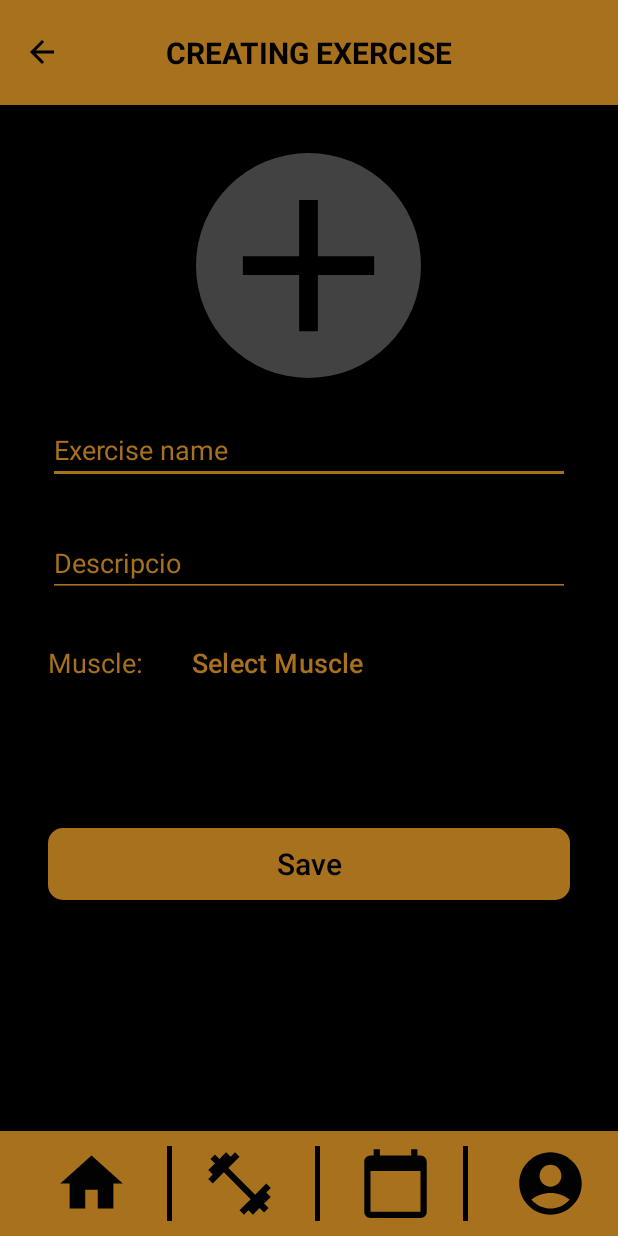
After one commit to OriolMunozZapater/EasyFitness, an Android app: the CreateNewExercise screen opened directly, with no data from a screen before it, on a phone screen of 412 x 824 dp. The commit adds this screen. Run offline under Robolectric (Android 15) with nearby library versions, the phone set to English and light mode, and no system bars.

Commit message:
pantalla new exercise

```diff
--- a/source/app/src/main/AndroidManifest.xml
+++ b/source/app/src/main/AndroidManifest.xml
@@ -57,6 +57,9 @@
         <activity
             android:name=".ChoosePreselectedRoutineActivity"
             android:exported="true" />
+        <activity
+            android:name=".CreateNewExercise"
+            android:exported="true" />
 
     </application>
 
--- /dev/null
+++ b/source/app/src/main/java/com/uablis/easyfitness/CreateNewExercise.java
@@ -0,0 +1,129 @@
+package com.uablis.easyfitness;
+
+import android.annotation.SuppressLint;
+import android.content.DialogInterface;
+import android.content.Intent;
+import android.graphics.Bitmap;
+import android.net.Uri;
+import android.os.Bundle;
+import android.provider.MediaStore;
+import android.view.View;
+import android.widget.Button;
+import android.widget.EditText;
+import android.widget.ImageView;
+
+import androidx.annotation.Nullable;
+import androidx.appcompat.app.AlertDialog;
+import androidx.appcompat.app.AppCompatActivity;
+
+public class CreateNewExercise extends AppCompatActivity {
+    private static final int PICK_IMAGE_REQUEST = 1;
+    private ImageView imageExercise, backArrow;
+    private EditText etExerciseName, etExerciseDescrp;
+    private Button btnMuscleSelect, btnCreate;
+    private CharSequence[] muscle_options = {"chest", "Back", "Biceps", "Triceps", "shoulders", "quads", "abs", "isquios"};
+
+
+    @Override
+    protected void onCreate(@Nullable Bundle savedInstanceState) {
+        super.onCreate(savedInstanceState);
+        setContentView(R.layout.activity_create_new_exercise);
+
+        btnMuscleSelect = findViewById(R.id.btnMuscleSelect);
+        etExerciseDescrp = findViewById(R.id.exDesc);
+        etExerciseName = findViewById(R.id.exName);
+        imageExercise = findViewById(R.id.imageExercise);
+        btnCreate = findViewById(R.id.btnSaveExercise);
+        backArrow = findViewById(R.id.backArrow);
+
+        backArrow.setOnClickListener(new View.OnClickListener() {
+            @Override
+            public void onClick(View v) {
+                backScreen();
+            }
+        });
+
+        btnCreate.setOnClickListener(new View.OnClickListener() {
+            @Override
+            public void onClick(View v) {
+                createExercise();
+            }
+        });
+    }
+
+    public void createExercise() {
+        AlertDialog.Builder builder = new AlertDialog.Builder(this);
+        builder.setMessage("Are you sure you want to create this exercise?");
+        builder.setPositiveButton("Yes", new DialogInterface.OnClickListener() {
+            @Override
+            public void onClick(DialogInterface dialog, int which) {
+                Intent intent = new Intent(CreateNewExercise.this, ChooseExerciseActivity.class);
+                startActivity(intent);
+                //afegir exercici a la bd
+            }
+        });
+        builder.setNegativeButton("No", new DialogInterface.OnClickListener() {
+            @Override
+            public void onClick(DialogInterface dialog, int which) {
+                // No hacer nada, simplemente cerrar el diálogo
+                dialog.dismiss();
+            }
+        });
+        builder.show();
+    }
+
+    public void backScreen() {
+        AlertDialog.Builder builder = new AlertDialog.Builder(this);
+        builder.setMessage("Are you sure you don't want to create a new exercise?");
+        builder.setPositiveButton("Yes", new DialogInterface.OnClickListener() {
+            @Override
+            public void onClick(DialogInterface dialog, int which) {
+                Intent intent = new Intent(CreateNewExercise.this, ChooseExerciseActivity.class);
+                startActivity(intent);
+            }
+        });
+        builder.setNegativeButton("No", new DialogInterface.OnClickListener() {
+            @Override
+            public void onClick(DialogInterface dialog, int which) {
+                // No hacer nada, simplemente cerrar el diálogo
+                dialog.dismiss();
+            }
+        });
+        builder.show();
+    }
+    public void selectImageFromGallery(View view) {
+        Intent intent = new Intent();
+        intent.setType("image/*");
+        intent.setAction(Intent.ACTION_PICK);
+        startActivityForResult(Intent.createChooser(intent, "Select Picture"), PICK_IMAGE_REQUEST);
+    }
+
+    @Override
+    protected void onActivityResult(int requestCode, int resultCode, Intent data) {
+        super.onActivityResult(requestCode, resultCode, data);
+
+        if (requestCode == PICK_IMAGE_REQUEST && resultCode == RESULT_OK && data != null && data.getData() != null) {
+            Uri uri = data.getData();
+            try {
+                Bitmap bitmap = MediaStore.Images.Media.getBitmap(getContentResolver(), uri);
+                // Aquí puedes setear el bitmap en tu ImageView
+                imageExercise.setImageBitmap(bitmap);
+            } catch (Exception e) {
+                e.printStackTrace();
+            }
+        }
+    }
+
+    public void showMuscleOptions(View view) {
+        AlertDialog.Builder builder = new AlertDialog.Builder(this);
+        builder.setTitle("Selecciona tu sexo");
+        builder.setItems(muscle_options, new DialogInterface.OnClickListener() {
+            @Override
+            public void onClick(DialogInterface dialog, int which) {
+                String selectedSexo = muscle_options[which].toString();
+                btnMuscleSelect.setText(selectedSexo);
+            }
+        });
+        builder.show();
+    }
+}
--- /dev/null
+++ b/source/app/src/main/res/drawable/circle_background.xml
@@ -0,0 +1,4 @@
+<shape xmlns:android="http://schemas.android.com/apk/res/android"
+    android:shape="oval">
+    <solid android:color="@color/lightBlack" />
+</shape>
--- /dev/null
+++ b/source/app/src/main/res/drawable/ic_add_image.xml
@@ -0,0 +1,9 @@
+<vector xmlns:android="http://schemas.android.com/apk/res/android"
+    android:width="10dp"
+    android:height="10dp"
+    android:viewportWidth="24"
+    android:viewportHeight="24">
+    <path
+        android:fillColor="#000000"
+        android:pathData="M19,13h-6v6h-2v-6H5v-2h6V5h2v6h6v2z"/>
+</vector>
--- /dev/null
+++ b/source/app/src/main/res/layout/activity_create_new_exercise.xml
@@ -0,0 +1,219 @@
+<?xml version="1.0" encoding="utf-8"?>
+<RelativeLayout xmlns:android="http://schemas.android.com/apk/res/android"
+    xmlns:app="http://schemas.android.com/apk/res-auto"
+    android:layout_width="match_parent"
+    android:layout_height="match_parent">
+
+    <RelativeLayout
+        android:layout_width="match_parent"
+        android:layout_height="match_parent">
+
+        <androidx.appcompat.widget.Toolbar
+            android:id="@+id/toolbar"
+            android:layout_width="match_parent"
+            android:layout_height="70dp"
+            android:background="#A8711D"
+            app:titleEnabled="false">
+
+            <ImageView
+                android:id="@+id/backArrow"
+                android:layout_width="wrap_content"
+                android:layout_height="wrap_content"
+                android:src="@drawable/ic_arrow_back"
+                android:layout_gravity="start"
+                android:layout_marginStart="10dp"
+                android:contentDescription="Back Arrow" />
+
+            <!-- TextView personalizado para el título -->
+            <TextView
+                android:layout_width="wrap_content"
+                android:layout_height="wrap_content"
+                android:text="CREATING EXERCISE"
+                android:textColor="@android:color/black"
+                android:textStyle="bold"
+                android:textSize="20sp"
+                android:layout_gravity="center" />
+
+        </androidx.appcompat.widget.Toolbar>
+        <RelativeLayout
+            android:layout_width="match_parent"
+            android:layout_height="match_parent"
+            android:background="@color/black"
+            android:layout_below="@id/toolbar">
+
+            <LinearLayout
+                android:id="@+id/layout"
+                android:layout_width="match_parent"
+                android:layout_height="wrap_content"
+                android:orientation="vertical"
+                android:padding="32dp">
+
+                <RelativeLayout
+                    android:layout_width="match_parent"
+                    android:layout_height="450dp">
+
+                    <ImageView
+                        android:id="@+id/imageExercise"
+                        android:layout_width="150dp"
+                        android:layout_height="150dp"
+                        android:layout_centerHorizontal="true"
+                        android:background="@drawable/circle_background"
+                        android:src="@drawable/ic_add_image"
+                        android:contentDescription="Exercise Image"
+                        android:scaleType="centerCrop"
+                        android:onClick="selectImageFromGallery" />
+
+                    <!-- Aixo és nom de l'exercici-->
+                    <EditText
+                        android:id="@+id/exName"
+                        android:layout_width="match_parent"
+                        android:layout_height="wrap_content"
+                        android:hint="Exercise name"
+                        android:layout_below="@id/imageExercise"
+                        android:inputType="textEmailAddress"
+                        android:layout_marginTop="25dp"
+                        android:textColor="@android:color/white"
+                        android:textColorHint="#A8711D"
+                        android:backgroundTint="#A8711D" />
+
+                    <!-- Aixo és nom de l'exercici-->
+                    <EditText
+                        android:id="@+id/exDesc"
+                        android:layout_width="match_parent"
+                        android:layout_height="wrap_content"
+                        android:hint="Descripcio"
+                        android:inputType="textEmailAddress"
+                        android:layout_marginTop="30dp"
+                        android:textColor="@android:color/white"
+                        android:textColorHint="#A8711D"
+                        android:backgroundTint="#A8711D"
+                        android:layout_below="@id/exName"
+                        />
+
+                    <LinearLayout
+                        android:layout_width="match_parent"
+                        android:layout_height="wrap_content"
+                        android:orientation="horizontal"
+                        android:paddingTop="20dp"
+                        android:layout_below="@id/exDesc">
+
+                        <TextView
+                            android:id="@+id/textViewMuscle"
+                            android:layout_width="wrap_content"
+                            android:layout_height="wrap_content"
+                            android:text="Muscle:"
+                            android:textSize="18sp"
+                            android:textColor="@color/EasyFitnessColor"/>
+
+                        <Button
+                            android:id="@+id/btnMuscleSelect"
+                            android:layout_width="wrap_content"
+                            android:layout_height="wrap_content"
+                            android:text="Select Muscle"
+                            android:layout_marginStart="8dp"
+                            android:textSize="18sp"
+                            android:background="@android:color/transparent"
+                            android:textColor="@color/EasyFitnessColor"
+                            android:onClick="showMuscleOptions"/>
+                    </LinearLayout>
+
+
+
+                </RelativeLayout>
+
+                <Button
+                    android:id="@+id/btnSaveExercise"
+                    android:layout_width="match_parent"
+                    android:layout_height="wrap_content"
+                    android:layout_gravity="bottom|center"
+                    app:backgroundTint="@color/EasyFitnessColor"
+                    android:background="@drawable/buton_background"
+                    android:text="Save"
+                    android:textColor="@color/black"
+                    android:textSize="20sp" />
+
+            </LinearLayout>
+
+            <LinearLayout
+                android:id="@+id/layout1"
+                android:layout_width="match_parent"
+                android:layout_height="wrap_content"
+                android:layout_gravity="bottom"
+                android:orientation="horizontal"
+                android:layout_below="@id/layout"
+                android:layout_alignParentBottom="true">
+
+                <androidx.appcompat.widget.Toolbar
+                    android:id="@+id/lowBar"
+                    android:layout_width="match_parent"
+                    android:layout_height="70dp"
+                    android:background="#A8711D"
+                    app:titleEnabled="false"
+                    android:layout_gravity="bottom">
+
+                    <ImageView
+                        android:id="@+id/home"
+                        android:layout_width="wrap_content"
+                        android:layout_height="wrap_content"
+                        android:src="@drawable/ic_home"
+                        android:layout_gravity="start"
+                        android:paddingLeft="20dp"
+                        android:paddingRight="25dp"/>
+
+                    <View
+                        android:layout_width="3dp"
+                        android:layout_height="match_parent"
+                        android:background="#000000"
+                        android:layout_marginTop="10dp"
+                        android:layout_marginBottom="10dp"/>
+
+                    <ImageView
+                        android:id="@+id/training_routines"
+                        android:layout_width="wrap_content"
+                        android:layout_height="wrap_content"
+                        android:src="@drawable/ic_training_routines"
+                        android:layout_gravity="start|right"
+                        android:paddingLeft="20dp"
+                        android:paddingRight="25dp"/>
+
+                    <View
+                        android:layout_width="3dp"
+                        android:layout_height="match_parent"
+                        android:background="#000000"
+                        android:layout_marginTop="10dp"
+                        android:layout_marginBottom="10dp"/>
+
+                    <ImageView
+                        android:id="@+id/training_session"
+                        android:layout_width="wrap_content"
+                        android:layout_height="wrap_content"
+                        android:src="@drawable/ic_training"
+                        android:layout_gravity="left|end"
+                        android:paddingLeft="25dp"
+                        android:paddingRight="20dp"/>
+
+                    <View
+                        android:layout_width="3dp"
+                        android:layout_height="match_parent"
+                        android:background="#000000"
+                        android:layout_marginTop="10dp"
+                        android:layout_marginBottom="10dp"/>
+
+                    <ImageView
+                        android:id="@+id/profile"
+                        android:layout_width="wrap_content"
+                        android:layout_height="wrap_content"
+                        android:src="@drawable/ic_profile"
+                        android:layout_gravity="end"
+                        android:paddingRight="20dp"
+                        android:paddingLeft="20dp"/>
+
+                </androidx.appcompat.widget.Toolbar>
+
+            </LinearLayout>
+
+        </RelativeLayout>
+
+    </RelativeLayout>
+
+</RelativeLayout>
--- a/source/app/src/main/res/layout/activity_view_training_routine.xml
+++ b/source/app/src/main/res/layout/activity_view_training_routine.xml
@@ -85,10 +85,10 @@
                 android:layout_width="match_parent"
                 android:layout_height="wrap_content"
                 android:layout_gravity="bottom|center"
-                android:background="@color/EasyFitnessColor"
+                android:background="@drawable/buton_background"
                 app:backgroundTint="@color/EasyFitnessColor"
                 android:text="+ Add routine"
-                android:textColor="@color/white"
+                android:textColor="@color/black"
                 android:textSize="18sp" />
 
         </LinearLayout>
--- a/source/app/src/main/res/values/strings.xml
+++ b/source/app/src/main/res/values/strings.xml
@@ -12,7 +12,7 @@
         <item>Croissant</item>
     </string-array>
 
-    <string-array name="muslce_options">
+    <string-array name="muscle_options">
         <item>Chest</item>
         <item>Back</item>
         <item>Biceps</item>
```
Also changed, not shown: source/app/src/main/java/com/uablis/easyfitness/ChooseExerciseActivity.java (+14 -3 lines), source/app/src/main/res/layout/activity_choose_exercise.xml (+14 -9 lines), source/app/src/main/res/layout/activity_edit_routine.xml (+0 -7 lines), source/app/src/main/res/layout/activity_new_routine.xml (+0 -8 lines).
